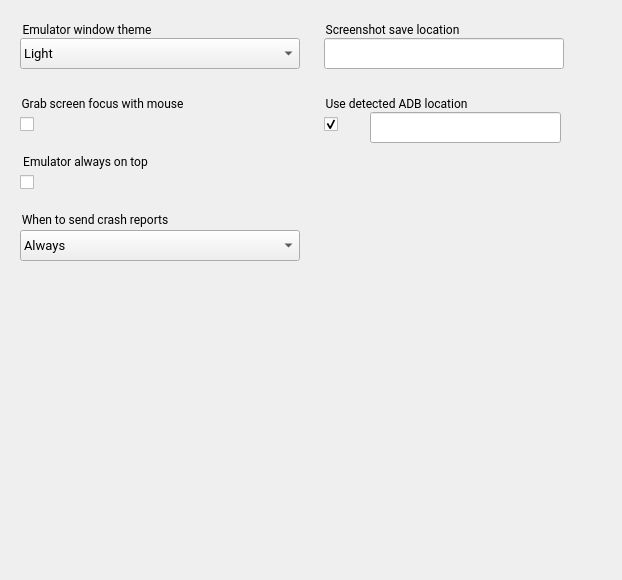
First picture: the form in android/skin/qt/extended-pages/settings-page.ui, repository aosp-mirror/platform_external_qemu, before the edit.
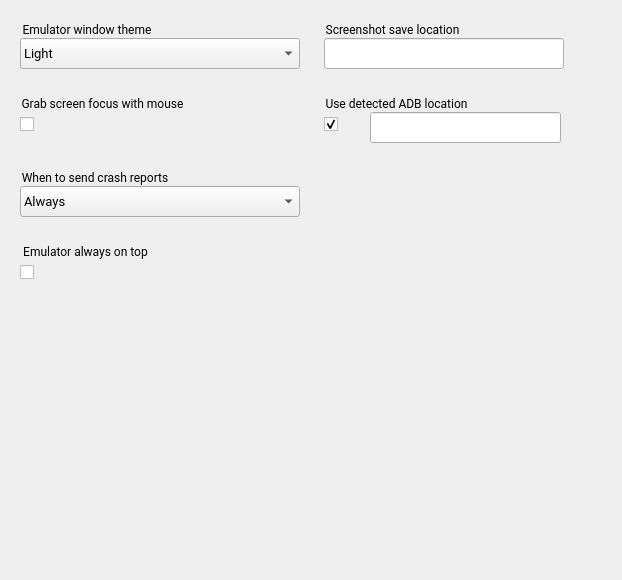
Second picture: the form after the edit. Icons and pictures are not drawn.

Commit message:
[ui] Adjust Settings page now that "Send crash reports" is a pull-down
Make the vertical spacing consistent for all widets on the page.

Patch:
```diff
--- a/android/skin/qt/extended-pages/settings-page.ui
+++ b/android/skin/qt/extended-pages/settings-page.ui
@@ -17,9 +17,9 @@
    <property name="geometry">
     <rect>
      <x>20</x>
-     <y>210</y>
+     <y>168</y>
      <width>281</width>
-     <height>71</height>
+     <height>21</height>
     </rect>
    </property>
    <property name="font">
@@ -41,7 +41,7 @@
    <property name="geometry">
     <rect>
      <x>20</x>
-     <y>170</y>
+     <y>260</y>
      <width>211</width>
      <height>24</height>
     </rect>
@@ -204,7 +204,7 @@
    <property name="geometry">
     <rect>
      <x>20</x>
-     <y>152</y>
+     <y>242</y>
      <width>211</width>
      <height>21</height>
     </rect>
@@ -358,7 +358,7 @@
    <property name="geometry">
     <rect>
      <x>20</x>
-     <y>230</y>
+     <y>186</y>
      <width>280</width>
      <height>31</height>
     </rect>
```
